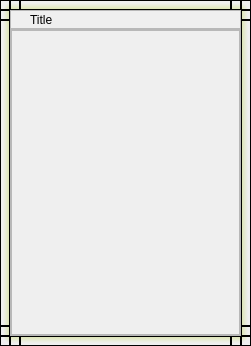
Shuko83/CFmake, file src/SwGui/SwDockWidget_DockWidget.ui: the form before one commit.
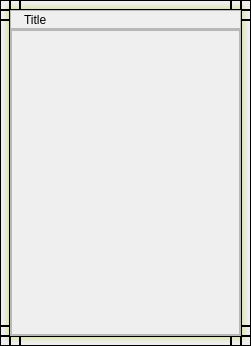
The form after the commit.

Commit message: [CTU](refs #774) Changement de style des borders des docks si docké dans ToolBar. Ajout Image

Diff of the .ui file:
```diff
--- a/src/SwGui/SwDockWidget_DockWidget.ui
+++ b/src/SwGui/SwDockWidget_DockWidget.ui
@@ -287,10 +287,10 @@
      </property>
      <layout class="QHBoxLayout" name="horizontalLayout_2">
       <property name="spacing">
-       <number>6</number>
+       <number>3</number>
       </property>
       <property name="leftMargin">
-       <number>6</number>
+       <number>3</number>
       </property>
       <property name="topMargin">
        <number>0</number>
@@ -336,22 +336,6 @@
         </property>
        </widget>
       </item>
-      <item>
-       <spacer name="horizontalSpacer">
-        <property name="orientation">
-         <enum>Qt::Horizontal</enum>
-        </property>
-        <property name="sizeType">
-         <enum>QSizePolicy::Maximum</enum>
-        </property>
-        <property name="sizeHint" stdset="0">
-         <size>
-          <width>10</width>
-          <height>17</height>
-         </size>
-        </property>
-       </spacer>
-      </item>
       <item>
        <layout class="QHBoxLayout" name="optionLayout">
         <property name="spacing">
```
The commit also changes 19 other files.
